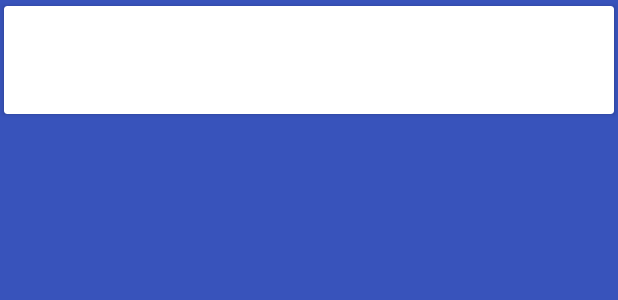
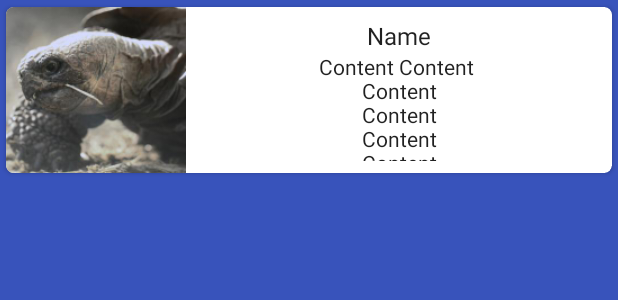
Before and after one commit to kirilenkoo/CoolPets, an Android app: the layout post_item.xml on its own in the app's theme, with its tools: preview values and no code run, on a phone screen of 412 x 824 dp. Shown: the top 300 px of the screen. Run offline under Robolectric (Android 15) with nearby library versions, the phone set to English and light mode, and no system bars.

Commit message:
polish list card

```diff
--- a/app/src/main/res/layout/post_item.xml
+++ b/app/src/main/res/layout/post_item.xml
@@ -11,18 +11,44 @@
     </data>
     <android.support.v7.widget.CardView
         android:layout_width="match_parent"
-        android:layout_height="80dp"
+        android:layout_height="@dimen/card_height_inlist"
         android:background="@color/md_white_1000"
+        app:cardCornerRadius="@dimen/card_corner_radius"
         app:cardUseCompatPadding="true">
-
         <LinearLayout
-            android:layout_height="wrap_content"
+            android:layout_height="match_parent"
             android:layout_width="match_parent"
-            android:orientation = "vertical">
-            <TextView
+            android:orientation = "horizontal">
+            <android.support.v7.widget.AppCompatImageView
+                android:layout_width="@dimen/card_height_inlist"
+                android:layout_height="match_parent"
+                android:scaleType="centerCrop"
+                android:src="@drawable/ph"/>
+            <LinearLayout
                 android:layout_width="match_parent"
-                android:layout_height="wrap_content"
-                android:text="@{post.title}"/>
+                android:layout_height="match_parent"
+                android:orientation="vertical">
+                <TextView
+                    style="@style/TitleTextViewTheme"
+                    android:layout_width="match_parent"
+                    android:layout_height="wrap_content"
+                    android:paddingHorizontal="@dimen/gap_normal"
+                    android:paddingTop="@dimen/gap_normal"
+                    android:gravity="center"
+                    android:lines="1"
+                    android:text="@{post.title}"
+                    tools:text="Name"/>
+                <TextView
+                    style="@style/ContentTextViewTheme"
+                    android:layout_width="match_parent"
+                    android:layout_height="match_parent"
+                    android:paddingHorizontal="@dimen/gap_normal"
+                    android:paddingBottom="@dimen/gap_normal"
+                    android:gravity="center"
+                    android:ellipsize="end"
+                    android:text="@{post.title}"
+                    tools:text="Content Content \nContent\nContent\nContent\nContent\nContent\nContent\nContent"/>
+            </LinearLayout>
         </LinearLayout>
     </android.support.v7.widget.CardView>
 </layout>
--- /dev/null
+++ b/app/src/main/res/values/dimension.xml
@@ -0,0 +1,10 @@
+<?xml version="1.0" encoding="utf-8"?>
+<resources>
+    <dimen name="card_corner_radius">5dp</dimen>
+    <dimen name="card_height_inlist">120dp</dimen>
+    <dimen name="title_text_size">16sp</dimen>
+    <dimen name="content_text_size">14sp</dimen>
+    <dimen name="padding_normal">16dp</dimen>
+    <dimen name="gap_normal">8dp</dimen>
+    <dimen name="padding_half">8dp</dimen>
+</resources>
--- a/app/src/main/res/values/styles.xml
+++ b/app/src/main/res/values/styles.xml
@@ -9,4 +9,10 @@
         <item name="android:windowBackground">@color/colorPrimaryDark</item>
     </style>
 
+    <style name="TitleTextViewTheme" parent="android:Theme">
+        <item name="android:textSize">@dimen/title_text_size</item>
+    </style>
+    <style name="ContentTextViewTheme" parent="android:Theme">
+        <item name="android:textSize">@dimen/content_text_size</item>
+    </style>
 </resources>
```
Also changed, not shown: app/src/main/res/drawable-xxhdpi/ph.jpg (added).
